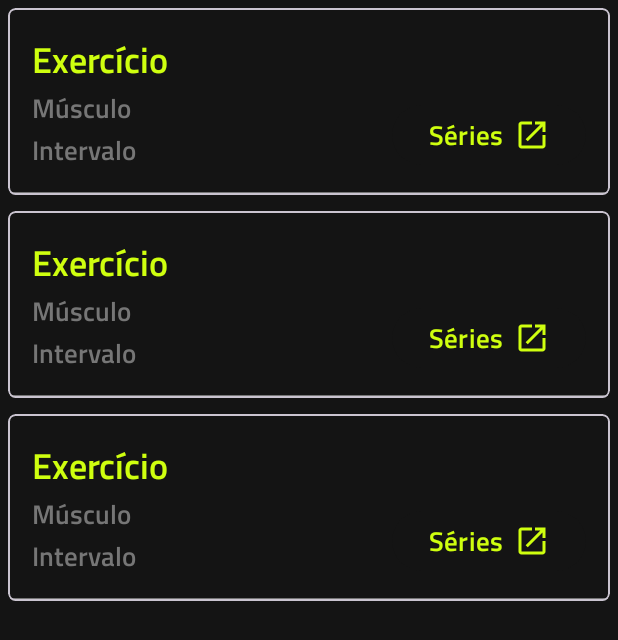
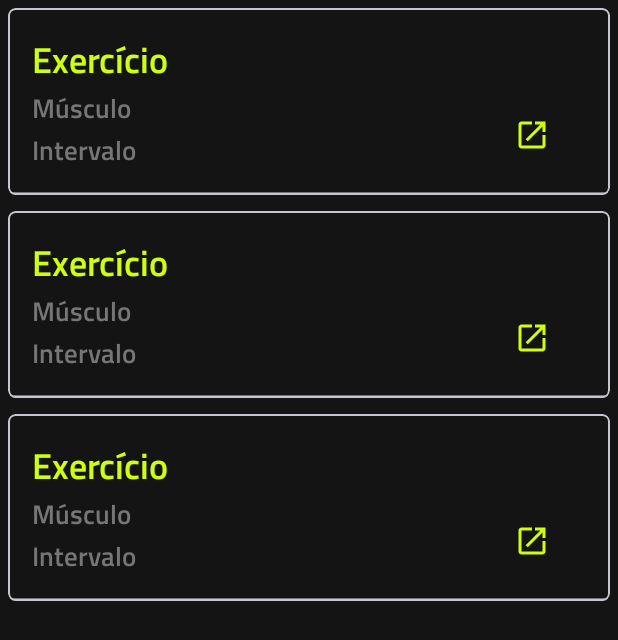
Before and after one commit to henriquelirap/strongnote, an Android app: the layout fragment_routine.xml on its own in the app's theme, with its tools: preview values and no code run, on a phone screen of 412 x 824 dp. Shown: the top 640 px of the screen. Run offline under Robolectric (Android 15) with nearby library versions, the phone set to English and light mode, and no system bars.

Commit message:
Corrigido nomenclatura séries

```diff
--- a/app/src/main/res/layout/item_exercise.xml
+++ b/app/src/main/res/layout/item_exercise.xml
@@ -58,7 +58,6 @@
                 android:layout_width="wrap_content"
                 android:layout_height="wrap_content"
                 android:drawableRight="@drawable/ic_open"
-                android:text="@string/sets"
                 android:textColor="@color/main_green"
                 android:textSize="18sp"
                 app:backgroundTint="@color/main_black"
```
